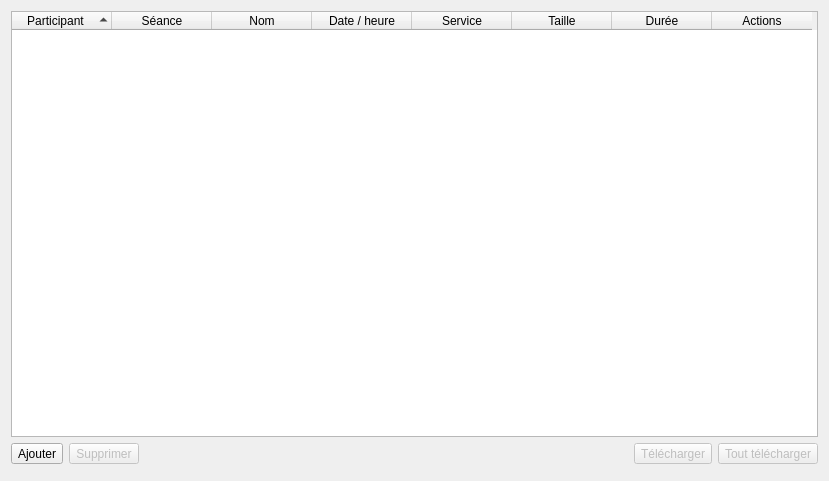
First picture: the form in client/src/widgets/AssetsWidget.ui, repository introlab/openteraplus, before the edit.
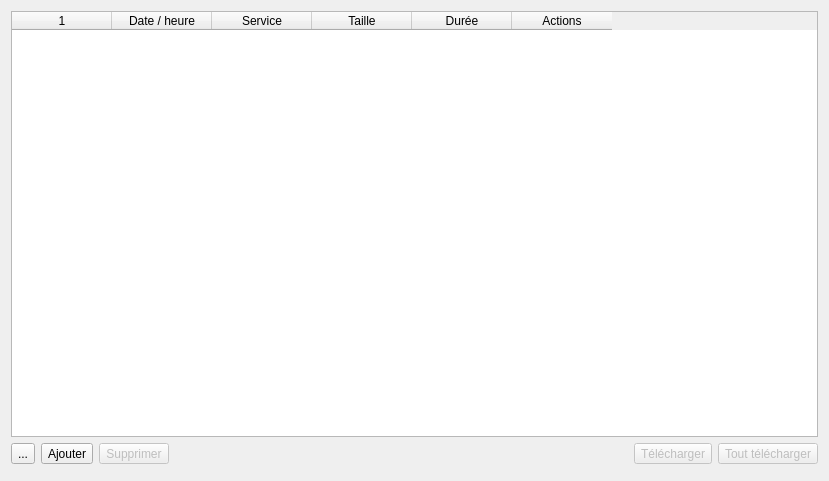
Second picture: the form after the edit. Icons and pictures are not drawn. Custom widgets are drawn as their Qt base class.

Commit message: Refs #33. Added asset browser for participant

```diff
--- a/client/src/widgets/AssetsWidget.ui
+++ b/client/src/widgets/AssetsWidget.ui
@@ -28,28 +28,15 @@
      <property name="sortingEnabled">
       <bool>true</bool>
      </property>
+     <attribute name="headerShowSortIndicator" stdset="0">
+      <bool>false</bool>
+     </attribute>
      <attribute name="headerStretchLastSection">
       <bool>false</bool>
      </attribute>
      <column>
       <property name="text">
-       <string>Participant</string>
-      </property>
-      <property name="textAlignment">
-       <set>AlignCenter</set>
-      </property>
-     </column>
-     <column>
-      <property name="text">
-       <string>Séance</string>
-      </property>
-      <property name="textAlignment">
-       <set>AlignCenter</set>
-      </property>
-     </column>
-     <column>
-      <property name="text">
-       <string>Nom</string>
+       <string/>
       </property>
       <property name="textAlignment">
        <set>AlignCenter</set>
@@ -99,6 +86,32 @@
    </item>
    <item>
     <layout class="QHBoxLayout" name="horizontalLayout">
+     <item>
+      <widget class="QToolButton" name="btnExpandAll">
+       <property name="cursor">
+        <cursorShape>PointingHandCursor</cursorShape>
+       </property>
+       <property name="toolTip">
+        <string>Tout voir</string>
+       </property>
+       <property name="text">
+        <string>...</string>
+       </property>
+       <property name="icon">
+        <iconset resource="../../resources/TeraClient.qrc">
+         <normaloff>:/icons/navtree.png</normaloff>:/icons/navtree.png</iconset>
+       </property>
+       <property name="iconSize">
+        <size>
+         <width>24</width>
+         <height>24</height>
+        </size>
+       </property>
+       <property name="checkable">
+        <bool>true</bool>
+       </property>
+      </widget>
+     </item>
      <item>
       <widget class="QToolButton" name="btnNew">
        <property name="cursor">
```
The commit also changes 6 other files.
